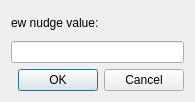
First picture: the form in dialogNudgeValue.ui, repository yorikvanhavre/BIM_Workbench, before the edit.
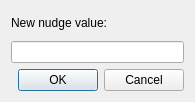
Second picture: the form after the edit. Custom widgets are drawn as their Qt base class.

Commit message: Fixed typo in ndge button

```diff
--- a/dialogNudgeValue.ui
+++ b/dialogNudgeValue.ui
@@ -17,7 +17,7 @@
    <item>
     <widget class="QLabel" name="label">
      <property name="text">
-      <string>ew nudge value:</string>
+      <string>New nudge value:</string>
      </property>
     </widget>
    </item>
```
